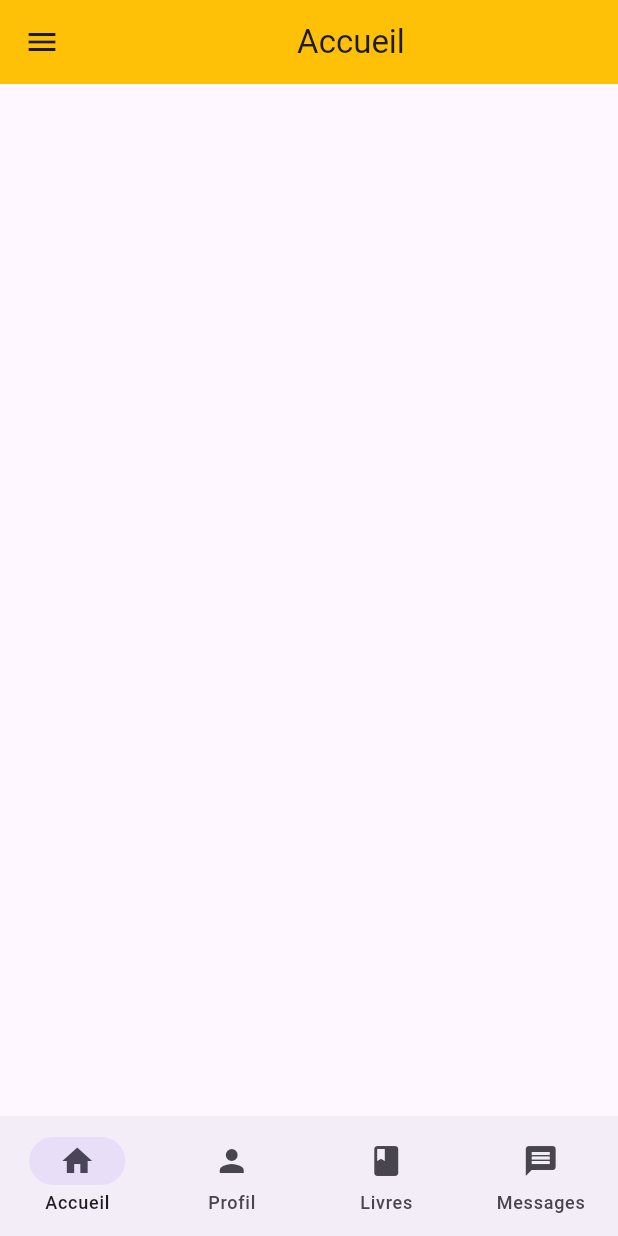
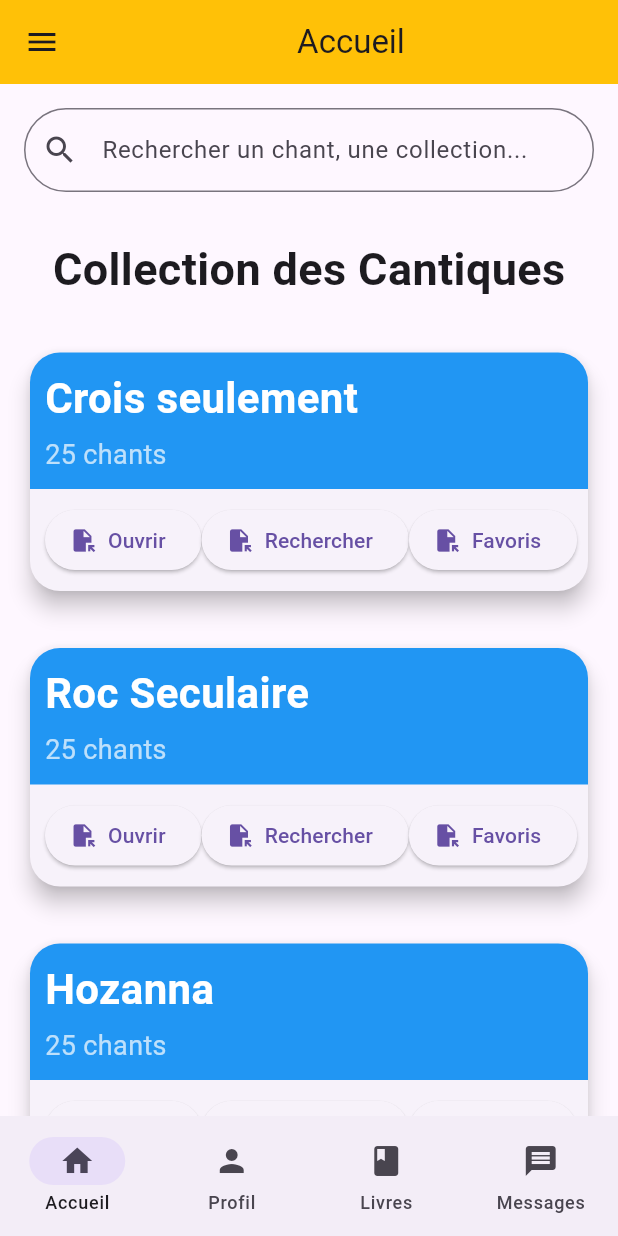
Before and after one commit to ObediJustin/Projet_Mobile_Flutter, a Flutter app: the screen it shows after launch, on a phone screen of 412 x 824 dp. Run offline on Flutter 3.47's test engine with Material 3 defaults, Android fonts, the phone set to English and light mode, and no system bars.

Commit message:
ajout de la page de collections

```diff
--- a/lib/main.dart
+++ b/lib/main.dart
@@ -92,6 +92,13 @@ class Home extends StatelessWidget {
                 ],
               ),
             ),
+            // Expanded(
+            //   child: ListView(
+            //     children: const[
+
+            //     ],
+            //   ),
+            // ),
             ListTile(
               leading: Icon(Icons.bookmark),
               title: Text("Favoris"),
@@ -162,26 +169,104 @@ class Home extends StatelessWidget {
               child: Row(
                 mainAxisAlignment: MainAxisAlignment.spaceEvenly,
                 children: [
-                  IconButton(
-                    onPressed: () {},
-                    icon: Icon(Icons.facebook),
-                  ),
-                  IconButton(
-                    onPressed: () {},
-                    icon: Icon(Icons.telegram),
-                  ),
-                  IconButton(
-                    onPressed: () {},
-                    icon: Icon(Icons.email),
-                  ),
+                  IconButton(onPressed: () {}, icon: Icon(Icons.facebook)),
+                  IconButton(onPressed: () {}, icon: Icon(Icons.telegram)),
+                  IconButton(onPressed: () {}, icon: Icon(Icons.email)),
                   IconButton(
                     onPressed: () {},
                     icon: Icon(Icons.play_circle_fill),
                   ),
                 ],
               ),
-            )
+            ),
           ],
+        ),
+      ),
+
+      body: SingleChildScrollView(
+        child: Padding(
+          padding: const EdgeInsets.all(16),
+          child: Column(
+            children: [
+              //Barre de recherche
+              TextField(
+                decoration: InputDecoration(
+                  hintText: "Rechercher un chant, une collection...",
+                  prefixIcon: const Icon(Icons.search),
+                  border: OutlineInputBorder(
+                    borderRadius: BorderRadius.circular(30),
+                  ),
+                ),
+              ),
+
+              const SizedBox(height: 30),
+
+              const Text(
+                "Collection des Cantiques",
+                style: TextStyle(fontSize: 30, fontWeight: FontWeight.bold),
+              ),
+
+              const SizedBox(height: 30),
+
+              //Collections
+              collectionCard(
+                titre: "Crois seulement",
+                nombre: 25,
+                description: "caniqtes de foi et de confiance en Dieu ...",
+                couleur: Colors.blue,
+              ),
+
+              const SizedBox(height: 30),
+
+              //Collection 2
+              collectionCard(
+                titre: "Roc Seculaire",
+                nombre: 25,
+                description: "caniqtes sur le christ notre fondement...",
+                couleur: Colors.blue,
+              ),
+
+              const SizedBox(height: 30),
+
+              //Collections
+              collectionCard(
+                titre: "Hozanna",
+                nombre: 25,
+                description: "caniqtes de foi et de confiance en Dieu ...",
+                couleur: Colors.blue,
+              ),
+
+              const SizedBox(height: 30),
+
+              //Collections
+              collectionCard(
+                titre: "Nyimbo za wokovu",
+                nombre: 25,
+                description: "caniqtes de foi et de confiance en Dieu ...",
+                couleur: Colors.blue,
+              ),
+
+              const SizedBox(height: 30),
+
+              //Collections
+              collectionCard(
+                titre: "Nyimbo za Mungu",
+                nombre: 25,
+                description: "caniqtes de foi et de confiance en Dieu ...",
+                couleur: Colors.blue,
+              ),
+
+              const SizedBox(height: 30),
+
+              //Collections
+              collectionCard(
+                titre: "Nyimbo za Nabii",
+                nombre: 25,
+                description: "caniqtes de foi et de confiance en Dieu ...",
+                couleur: Colors.blue,
+              ),
+            ],
+          ),
         ),
       ),
 
@@ -197,3 +282,97 @@ class Home extends StatelessWidget {
     );
   }
 }
+
+Widget collectionCard({
+  required String titre,
+  required int nombre,
+  required String description,
+  required Color couleur,
+}) {
+  return Card(
+    elevation: 6,
+    shape: RoundedRectangleBorder(
+      borderRadius: BorderRadiusGeometry.circular(20),
+    ),
+    child: Column(
+      children: [
+        //haut coloré
+        Container(
+          width: double.infinity,
+          padding: const EdgeInsets.all(10),
+          decoration: BoxDecoration(
+            color: couleur,
+            borderRadius: const BorderRadius.only(
+              // Radius.circular(20),
+              topLeft: Radius.circular(20),
+              topRight: Radius.circular(20),
+            ),
+          ),
+
+          child: Column(
+            crossAxisAlignment: CrossAxisAlignment.start,
+            children: [
+              Text(
+                titre,
+                style: const TextStyle(
+                  color: Colors.white,
+                  fontSize: 28,
+                  fontWeight: FontWeight.bold,
+
+                ),
+              ),
+
+              const SizedBox(height: 5),
+
+              Text(
+                "$nombre chants",
+                style: const TextStyle(
+                  color: Colors.white70,
+                  fontSize: 18
+                ),
+              ),
+            ],
+          ),
+          ),
+
+          Padding(
+            padding: const EdgeInsets.all(10),
+            child: Column(
+              children: [
+                // Text(
+                //   description,
+                //   style: TextStyle(
+                //     // color: Colors.amber,
+                //     fontSize: 16,
+                //   ),
+                // ),
+
+                // const SizedBox(height: 20),
+
+                Row(
+                  mainAxisAlignment: MainAxisAlignment.spaceBetween,
+                  children: [
+                    ElevatedButton.icon(
+                      onPressed: () {},
+                      icon: const Icon(Icons.file_open),
+                      label: const Text("Ouvrir"),
+                    ),
+                    ElevatedButton.icon(
+                      onPressed: () {},
+                      icon: const Icon(Icons.file_open),
+                      label: const Text("Rechercher"),
+                    ),
+                    ElevatedButton.icon(
+                      onPressed: () {},
+                      icon: const Icon(Icons.file_open),
+                      label: const Text("Favoris"),
+                    ),
+                  ],
+                )
+              ],
+            ),
+            )
+      ],
+    ),
+  );
+}
```
Also changed, not shown: lib/pages/collections.dart (added), lib/pages/favoris.dart (added), lib/pages/home.dart (added), lib/pages/parametres.dart (added), lib/widgets/collection_card.dart (added).
